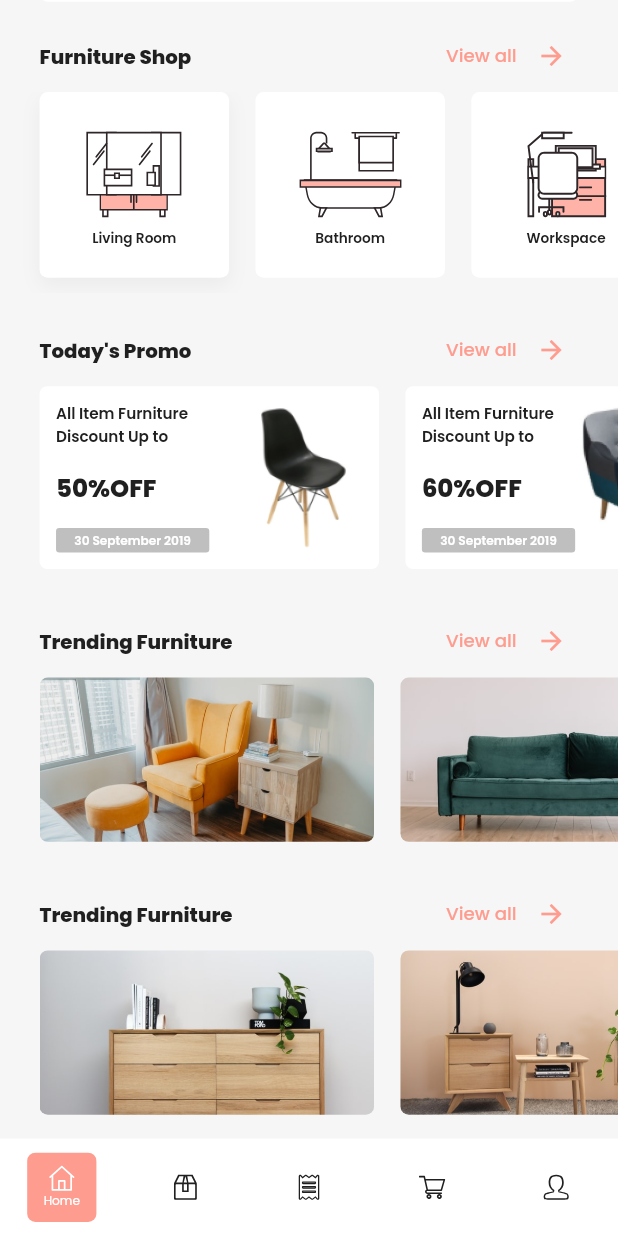
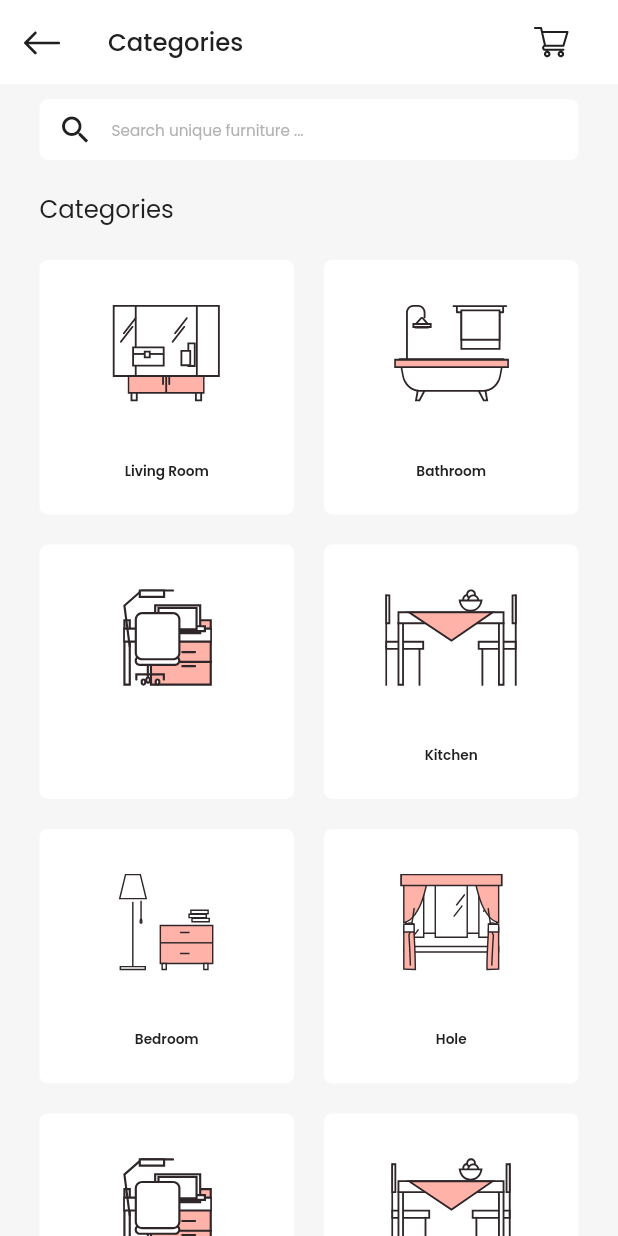
Before and after one commit to serdarpolat/flutter_ecommerce, a Flutter app: the Root screen opened directly, scrolled down 116 dp, after a tap on "View all", on a phone screen of 412 x 824 dp. Run offline on Flutter 3.47's test engine with Material 2 defaults, Android fonts, the phone set to English and light mode, and no system bars; our stand-ins replace flutter_svg.

Commit message:
Created Categories Page

```diff
--- a/lib/core/models/category_icon_model.dart
+++ b/lib/core/models/category_icon_model.dart
@@ -9,5 +9,10 @@ class CategoryIconModel {
 List<CategoryIconModel> categoryIcons = [
   CategoryIconModel(0, "assets/icons/LivingRoom.svg", "Living Room"),
   CategoryIconModel(1, "assets/icons/Bathroom.svg", "Bathroom"),
-  CategoryIconModel(2, "assets/icons/Workspace.svg", "Workspace"),
+  CategoryIconModel(2, "assets/icons/Workspace.svg", ""),
+  CategoryIconModel(3, "assets/icons/Kitchen.svg", "Kitchen"),
+  CategoryIconModel(4, "assets/icons/Bedroom.svg", "Bedroom"),
+  CategoryIconModel(5, "assets/icons/Hole.svg", "Hole"),
+  CategoryIconModel(6, "assets/icons/Workspace.svg", "Office"),
+  CategoryIconModel(7, "assets/icons/Kitchen1.svg", "Kitchen1"),
 ];
--- a/lib/core/widgets/routing.dart
+++ b/lib/core/widgets/routing.dart
@@ -3,3 +3,7 @@ import 'package:flutter/material.dart';
 Future<dynamic> push(BuildContext context, Widget page) {
   return Navigator.push(context, MaterialPageRoute(builder: (context) => page));
 }
+
+void pop(BuildContext context) {
+  return Navigator.pop(context);
+}
--- /dev/null
+++ b/lib/screens/categories/categories.dart
@@ -0,0 +1,133 @@
+import 'package:carry/core/core_files.dart';
+import 'package:carry/screens/screen_files.dart';
+import 'package:flutter/material.dart';
+import 'package:flutter_svg/svg.dart';
+
+class Categories extends StatelessWidget {
+  const Categories({Key? key}) : super(key: key);
+
+  @override
+  Widget build(BuildContext context) {
+    return Scaffold(
+      backgroundColor: Clr.bg,
+      appBar: AppBar(
+        backgroundColor: Clr.white,
+        elevation: 0,
+        centerTitle: false,
+        actions: [
+          MaterialButton(
+            onPressed: () {},
+            shape: RoundedRectangleBorder(
+              borderRadius: BorderRadius.circular(100),
+            ),
+            child: SvgPicture.asset("assets/icons/ShoppingCart.svg"),
+          )
+        ],
+        title: Text(
+          "Categories",
+          style: TextStyle(
+            color: Clr.black,
+            fontSize: hh(context, 16),
+          ),
+        ),
+        leading: MaterialButton(
+          onPressed: () => pop(context),
+          shape: RoundedRectangleBorder(
+            borderRadius: BorderRadius.circular(100),
+          ),
+          child: SvgPicture.asset("assets/icons/Left.svg"),
+        ),
+      ),
+      body: SizedBox(
+        width: w(context),
+        height: h(context),
+        child: SingleChildScrollView(
+          physics: BouncingScrollPhysics(),
+          child: Column(
+            crossAxisAlignment: CrossAxisAlignment.start,
+            children: [
+              SizedBox(
+                height: hh(context, 10),
+              ),
+              SearchLayout(),
+              SizedBox(
+                height: hh(context, 20),
+              ),
+              DefaultPadding(
+                child: Text(
+                  "Categories",
+                  style: TextStyle(
+                    color: Clr.black,
+                    fontSize: hh(context, 16),
+                  ),
+                ),
+              ),
+              SizedBox(
+                height: hh(context, 22),
+              ),
+              GridView.builder(
+                shrinkWrap: true,
+                itemCount: categoryIcons.length,
+                physics: NeverScrollableScrollPhysics(),
+                padding: EdgeInsets.symmetric(horizontal: ww(context, 24)),
+                gridDelegate: SliverGridDelegateWithFixedCrossAxisCount(
+                  crossAxisCount: 2,
+                  mainAxisSpacing: 20,
+                  childAspectRatio: 1,
+                  crossAxisSpacing: 20,
+                ),
+                itemBuilder: (BuildContext context, int index) {
+                  var c = categoryIcons[index];
+
+                  return CategoryItem(item: c);
+                },
+              ),
+              SizedBox(
+                height: hh(context, 24),
+              ),
+            ],
+          ),
+        ),
+      ),
+    );
+  }
+}
+
+class CategoryItem extends StatelessWidget {
+  const CategoryItem({
+    Key? key,
+    required this.item,
+  }) : super(key: key);
+  final CategoryIconModel item;
+
+  @override
+  Widget build(BuildContext context) {
+    return Container(
+      width: ww(context, 154),
+      height: ww(context, 154),
+      decoration: BoxDecoration(
+        color: Clr.white,
+        borderRadius: BorderRadius.circular(ww(context, 5)),
+      ),
+      padding: EdgeInsets.all(ww(context, 20)),
+      child: Column(
+        mainAxisAlignment: MainAxisAlignment.spaceBetween,
+        children: [
+          SizedBox(
+            child: SvgPicture.asset(
+              item.icon,
+            ),
+          ),
+          Text(
+            item.title,
+            style: TextStyle(
+              fontSize: hh(context, 9),
+              fontWeight: FontWeight.w600,
+              color: Clr.black,
+            ),
+          ),
+        ],
+      ),
+    );
+  }
+}
--- a/lib/screens/home/home.dart
+++ b/lib/screens/home/home.dart
@@ -26,6 +26,7 @@ class Home extends StatelessWidget {
             ),
             ListHeader(
               title: "Furniture Shop",
+              onTap: () => push(context, Categories()),
             ),
             CategoryLayout(),
             SizedBox(
--- a/lib/screens/root.dart
+++ b/lib/screens/root.dart
@@ -1,8 +1,6 @@
 import 'package:carry/core/core_files.dart';
-import 'package:carry/screens/home/widgets/bottom_icon_widget.dart';
 import 'package:carry/screens/screen_files.dart';
 import 'package:flutter/material.dart';
-import 'package:flutter_svg/svg.dart';
 import 'package:provider/provider.dart';
 
 class Root extends StatelessWidget {
--- a/lib/screens/screen_files.dart
+++ b/lib/screens/screen_files.dart
@@ -3,10 +3,13 @@ export 'splash/splash.dart';
 export 'auth/login.dart';
 export 'auth/register.dart';
 export 'home/home.dart';
-export 'home/widgets/page_header.dart';
-export 'home/widgets/list_header.dart';
-export 'home/widgets/search_layout.dart';
-export 'home/widgets/category_layout.dart';
-export 'home/widgets/promo_widget.dart';
-export 'home/widgets/promo_layout.dart';
-export 'home/widgets/trends_layout.dart';
+export 'categories/categories.dart';
+export 'widgets/page_header.dart';
+export 'widgets/list_header.dart';
+export 'widgets/search_layout.dart';
+export 'widgets/category_layout.dart';
+export 'widgets/promo_widget.dart';
+export 'widgets/promo_layout.dart';
+export 'widgets/trends_layout.dart';
+export 'widgets/bottom_icon_widget.dart';
+export 'widgets/category_icon.dart';
--- a/lib/screens/home/widgets/category_icon.dart
+++ b/lib/screens/widgets/category_icon.dart
@@ -36,7 +36,7 @@ class CategoryIcon extends StatelessWidget {
                 fontWeight: FontWeight.w600,
                 color: Clr.black,
               ),
-            )
+            ),
           ],
         ),
         decoration: BoxDecoration(
--- a/lib/screens/home/widgets/category_layout.dart
+++ b/lib/screens/widgets/category_layout.dart
@@ -1,5 +1,5 @@
 import 'package:carry/core/core_files.dart';
-import 'package:carry/screens/home/widgets/category_icon.dart';
+import 'package:carry/screens/screen_files.dart';
 import 'package:flutter/material.dart';
 
 class CategoryLayout extends StatelessWidget {
@@ -17,7 +17,7 @@ class CategoryLayout extends StatelessWidget {
         padding:
             EdgeInsets.only(left: ww(context, 24), bottom: hh(context, 10)),
         scrollDirection: Axis.horizontal,
-        itemCount: categoryIcons.length,
+        itemCount: 3,
         itemBuilder: (context, index) {
           var c = categoryIcons[index];
           return Padding(
--- a/lib/screens/home/widgets/list_header.dart
+++ b/lib/screens/widgets/list_header.dart
@@ -5,8 +5,10 @@ class ListHeader extends StatelessWidget {
   const ListHeader({
     Key? key,
     required this.title,
+    this.onTap,
   }) : super(key: key);
   final String title;
+  final Function()? onTap;
 
   @override
   Widget build(BuildContext context) {
@@ -23,7 +25,7 @@ class ListHeader extends StatelessWidget {
             ),
           ),
           TextButton(
-            onPressed: () {},
+            onPressed: onTap,
             child: Row(
               children: [
                 Text(
--- a/lib/screens/home/widgets/promo_layout.dart
+++ b/lib/screens/widgets/promo_layout.dart
@@ -1,5 +1,5 @@
 import 'package:carry/core/core_files.dart';
-import 'package:carry/screens/home/widgets/promo_widget.dart';
+import 'package:carry/screens/screen_files.dart';
 import 'package:flutter/material.dart';
 
 class PromoLayout extends StatelessWidget {
```
Also changed, not shown: lib/screens/widgets/bottom_icon_widget.dart (renamed from lib/screens/home/widgets/bottom_icon_widget.dart), lib/screens/widgets/page_header.dart (renamed from lib/screens/home/widgets/page_header.dart), lib/screens/widgets/promo_widget.dart (renamed from lib/screens/home/widgets/promo_widget.dart), lib/screens/widgets/search_layout.dart (renamed from lib/screens/home/widgets/search_layout.dart), lib/screens/widgets/trends_layout.dart (renamed from lib/screens/home/widgets/trends_layout.dart).
